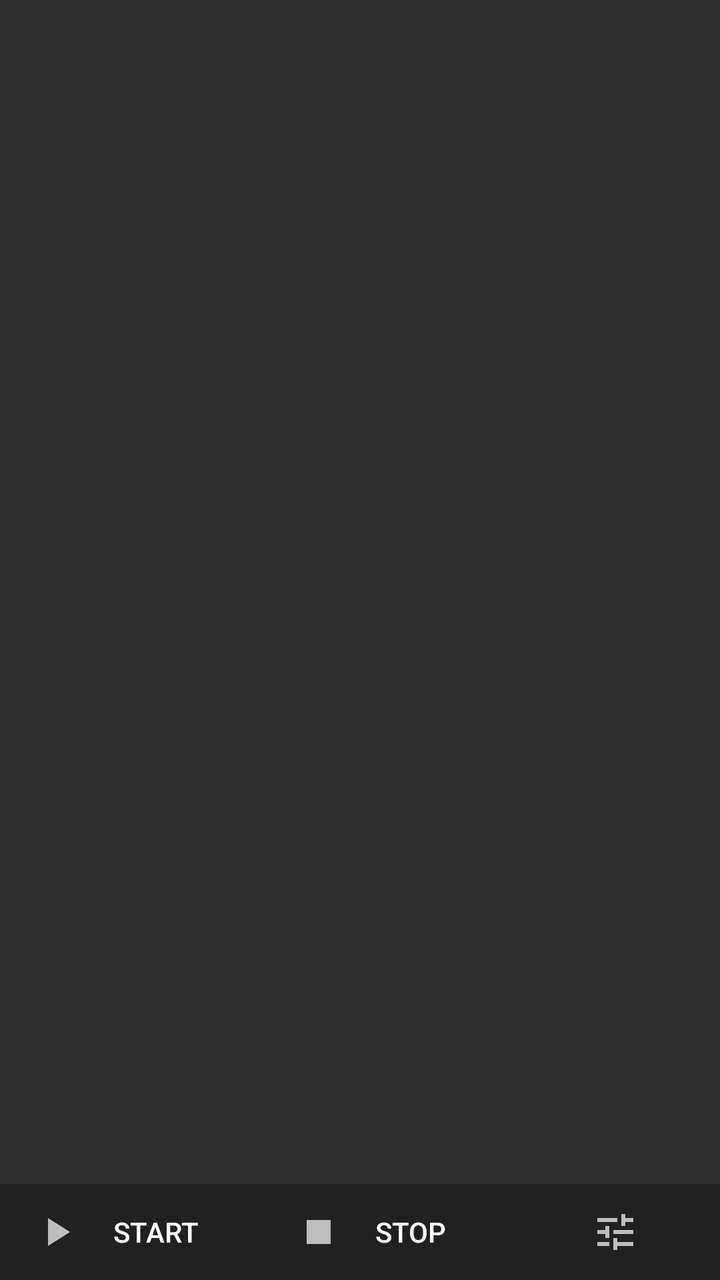
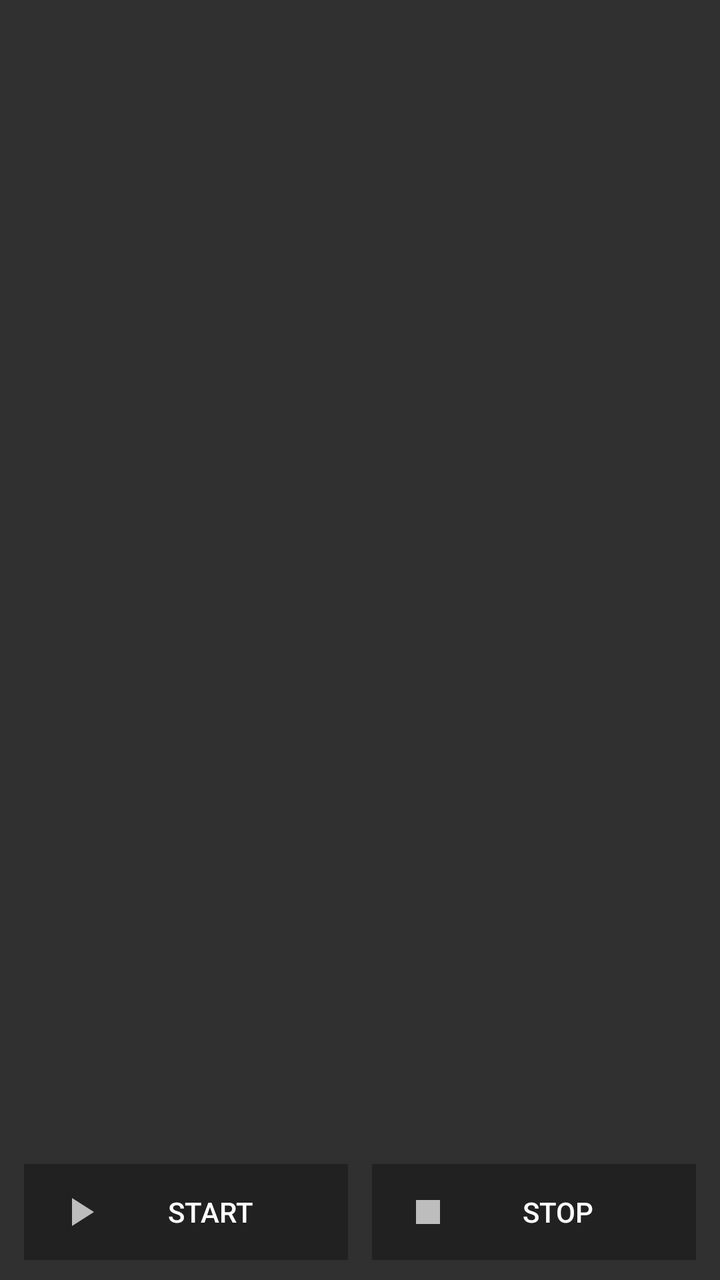

Compare the two renders of this Android layout. The source of the first and the diff that turns it into the second are given below.
<!-- AndroidManifest.xml: application theme DarkTheme -->
<!-- res/layout/content_main.xml -->
<androidx.constraintlayout.widget.ConstraintLayout xmlns:android="http://schemas.android.com/apk/res/android"
    xmlns:app="http://schemas.android.com/apk/res-auto"
    xmlns:tools="http://schemas.android.com/tools"
    android:layout_width="match_parent"
    android:layout_height="match_parent"
    app:layout_behavior="@string/appbar_scrolling_view_behavior"
    tools:context=".activity.MainActivity"
    tools:showIn="@layout/activity_main">

    <ScrollView
        android:id="@+id/scrollView"
        android:layout_width="0dp"
        android:layout_height="0dp"
        android:clipToPadding="false"
        android:fillViewport="true"
        android:focusable="false"
        app:layout_constraintBottom_toTopOf="@+id/linearLayout"
        app:layout_constraintEnd_toEndOf="parent"
        app:layout_constraintStart_toStartOf="parent"
        app:layout_constraintTop_toTopOf="parent">

        <TextView
            android:id="@+id/outputView"
            android:layout_width="match_parent"
            android:layout_height="wrap_content"
            android:paddingLeft="8dp"
            android:paddingTop="8dp"
            android:paddingRight="8dp"
            android:paddingBottom="8dp"
            android:textIsSelectable="true"
            android:typeface="monospace" />

    </ScrollView>

    <LinearLayout
        android:id="@+id/linearLayout"
        android:layout_width="match_parent"
        android:layout_height="wrap_content"
        android:background="?attr/colorPrimary"
        android:baselineAligned="false"
        android:weightSum="1"
        app:layout_constraintBottom_toBottomOf="parent"
        app:layout_constraintEnd_toEndOf="parent"
        app:layout_constraintStart_toStartOf="parent">

        <Button
            android:id="@+id/startButton"
            style="@style/Widget.AppCompat.Button.Borderless"
            android:layout_width="wrap_content"
            android:layout_height="wrap_content"
            android:layout_weight="0.4"
            android:drawableLeft="@drawable/ic_play_arrow_24dp"
            android:onClick="containerStart"
            android:paddingStart="16dp"
            android:paddingLeft="16dp"
            android:paddingEnd="16dp"
            android:paddingRight="16dp"
            android:text="@string/menu_start" />

        <Button
            android:id="@+id/stopButton"
            style="@style/Widget.AppCompat.Button.Borderless"
            android:layout_width="wrap_content"
            android:layout_height="wrap_content"
            android:layout_weight="0.4"
            android:drawableLeft="@drawable/ic_stop_24dp"
            android:onClick="containerStop"
            android:paddingStart="16dp"
            android:paddingLeft="16dp"
            android:paddingEnd="16dp"
            android:paddingRight="16dp"
            android:text="@string/menu_stop" />

        <ImageButton
            android:id="@+id/propertiesButton"
            style="@style/Widget.AppCompat.Button.Borderless"
            android:layout_width="wrap_content"
            android:layout_height="wrap_content"
            android:layout_weight="0.2"
            android:contentDescription="@string/menu_properties"
            android:onClick="containerProperties"
            android:src="@drawable/ic_tune_24dp" />

    </LinearLayout>

</androidx.constraintlayout.widget.ConstraintLayout>
<!-- res/layout/activity_main.xml (included above) -->
<androidx.drawerlayout.widget.DrawerLayout xmlns:android="http://schemas.android.com/apk/res/android"
    xmlns:app="http://schemas.android.com/apk/res-auto"
    xmlns:tools="http://schemas.android.com/tools"
    android:id="@+id/drawer_layout"
    android:layout_width="match_parent"
    android:layout_height="match_parent"
    tools:openDrawer="start">

    <include layout="@layout/content_main" />

    <com.google.android.material.navigation.NavigationView
        android:id="@+id/nav_view"
        android:layout_width="wrap_content"
        android:layout_height="match_parent"
        android:layout_gravity="start"
        android:fitsSystemWindows="false"
        app:menu="@menu/activity_main_drawer" />

</androidx.drawerlayout.widget.DrawerLayout>
<!-- resources referenced by this layout -->
<resources>
  <!-- drawable ic_play_arrow_24dp (drawable) -->
  <vector android:height="24dp" android:tint="?attr/ic_color"
      android:viewportHeight="24.0" android:viewportWidth="24.0"
      android:width="24dp" xmlns:android="http://schemas.android.com/apk/res/android">
      <path android:fillColor="#FF000000" android:pathData="M8,5v14l11,-7z"/>
  </vector>
  <!-- drawable ic_stop_24dp (drawable) -->
  <vector android:height="24dp" android:tint="?attr/ic_color"
      android:viewportHeight="24.0" android:viewportWidth="24.0"
      android:width="24dp" xmlns:android="http://schemas.android.com/apk/res/android">
      <path android:fillColor="#FF000000" android:pathData="M6,6h12v12H6z"/>
  </vector>
  <!-- drawable ic_tune_24dp (drawable) -->
  <vector xmlns:android="http://schemas.android.com/apk/res/android"
      android:tint="?attr/ic_color"
          android:width="24dp"
          android:height="24dp"
          android:viewportWidth="24.0"
          android:viewportHeight="24.0">
      <path
          android:fillColor="#FF000000"
          android:pathData="M3,17v2h6v-2L3,17zM3,5v2h10L13,5L3,5zM13,21v-2h8v-2h-8v-2h-2v6h2zM7,9v2L3,11v2h4v2h2L9,9L7,9zM21,13v-2L11,11v2h10zM15,9h2L17,7h4L21,5h-4L17,3h-2v6z"/>
  </vector>
  <string name="menu_properties">Properties</string>
  <string name="menu_start">START</string>
  <string name="menu_stop">STOP</string>
  <style name="DarkTheme" parent="Theme.AppCompat">
          <item name="color_toolbar_border">@color/toolbarDark</item>
          <item name="ic_color">?android:attr/colorControlNormal</item>
      </style>
  <color name="toolbarDark">#333</color>
</resources>

<!-- the commit's change to res/layout/content_main.xml (unified diff, before → after) -->
@@ -38,18 +38,25 @@
         android:layout_height="wrap_content"
         android:background="?attr/colorPrimary"
         android:baselineAligned="false"
+        android:layout_marginBottom="10dp"
         android:weightSum="1"
         app:layout_constraintBottom_toBottomOf="parent"
         app:layout_constraintEnd_toEndOf="parent"
         app:layout_constraintStart_toStartOf="parent">
 
+        <View
+            android:layout_width="12dp"
+            android:layout_height="match_parent"
+            android:background="?android:attr/colorBackground" />
+
         <Button
             android:id="@+id/startButton"
             style="@style/Widget.AppCompat.Button.Borderless"
-            android:layout_width="wrap_content"
+            android:layout_width="0dp"
             android:layout_height="wrap_content"
-            android:layout_weight="0.4"
+            android:layout_weight="0.5"
             android:drawableLeft="@drawable/ic_play_arrow_24dp"
+            android:gravity="center"
             android:onClick="containerStart"
             android:paddingStart="16dp"
             android:paddingLeft="16dp"
@@ -57,13 +64,19 @@
             android:paddingRight="16dp"
             android:text="@string/menu_start" />
 
+        <View
+            android:layout_width="12dp"
+            android:layout_height="match_parent"
+            android:background="?android:attr/colorBackground" />
+
         <Button
             android:id="@+id/stopButton"
             style="@style/Widget.AppCompat.Button.Borderless"
-            android:layout_width="wrap_content"
+            android:layout_width="0dp"
             android:layout_height="wrap_content"
-            android:layout_weight="0.4"
+            android:layout_weight="0.5"
             android:drawableLeft="@drawable/ic_stop_24dp"
+            android:gravity="center"
             android:onClick="containerStop"
             android:paddingStart="16dp"
             android:paddingLeft="16dp"
@@ -71,15 +84,10 @@
             android:paddingRight="16dp"
             android:text="@string/menu_stop" />
 
-        <ImageButton
-            android:id="@+id/propertiesButton"
-            style="@style/Widget.AppCompat.Button.Borderless"
-            android:layout_width="wrap_content"
-            android:layout_height="wrap_content"
-            android:layout_weight="0.2"
-            android:contentDescription="@string/menu_properties"
-            android:onClick="containerProperties"
-            android:src="@drawable/ic_tune_24dp" />
+        <View
+            android:layout_width="12dp"
+            android:layout_height="match_parent"
+            android:background="?android:attr/colorBackground" />
 
     </LinearLayout>
 
<!-- resource entries referenced after the edit -->
@@ -12,18 +12,6 @@
       android:width="24dp" xmlns:android="http://schemas.android.com/apk/res/android">
       <path android:fillColor="#FF000000" android:pathData="M6,6h12v12H6z"/>
   </vector>
-  <!-- drawable ic_tune_24dp (drawable) -->
-  <vector xmlns:android="http://schemas.android.com/apk/res/android"
-      android:tint="?attr/ic_color"
-          android:width="24dp"
-          android:height="24dp"
-          android:viewportWidth="24.0"
-          android:viewportHeight="24.0">
-      <path
-          android:fillColor="#FF000000"
-          android:pathData="M3,17v2h6v-2L3,17zM3,5v2h10L13,5L3,5zM13,21v-2h8v-2h-8v-2h-2v6h2zM7,9v2L3,11v2h4v2h2L9,9L7,9zM21,13v-2L11,11v2h10zM15,9h2L17,7h4L21,5h-4L17,3h-2v6z"/>
-  </vector>
-  <string name="menu_properties">Properties</string>
   <string name="menu_start">START</string>
   <string name="menu_stop">STOP</string>
   <style name="DarkTheme" parent="Theme.AppCompat">
